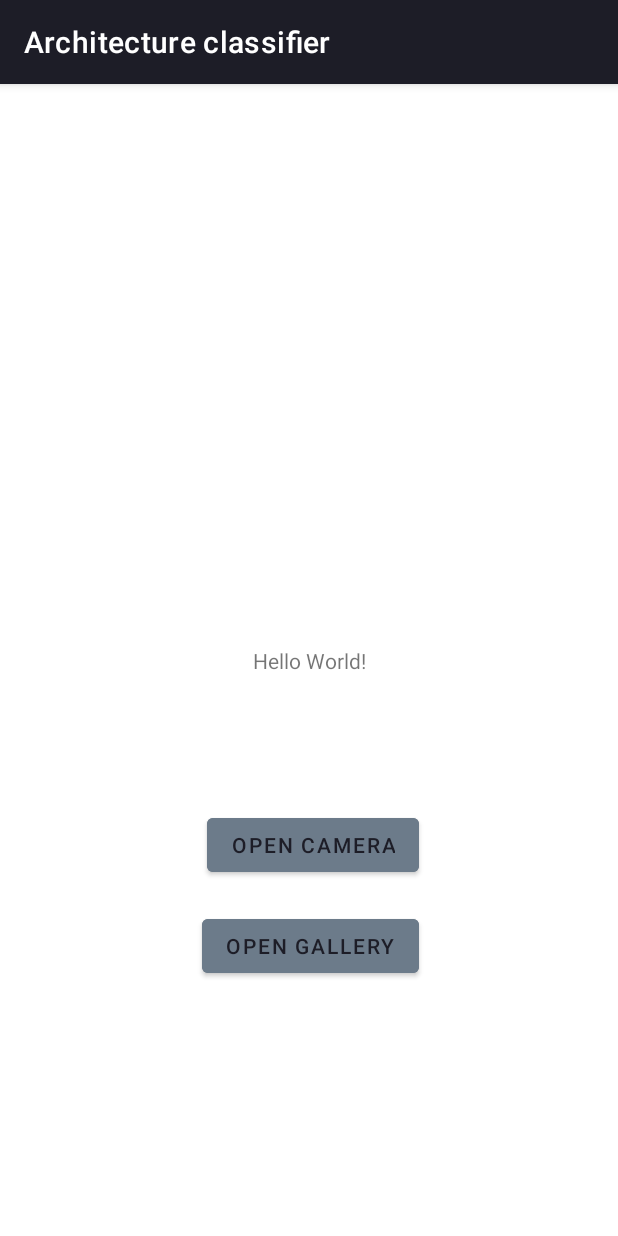
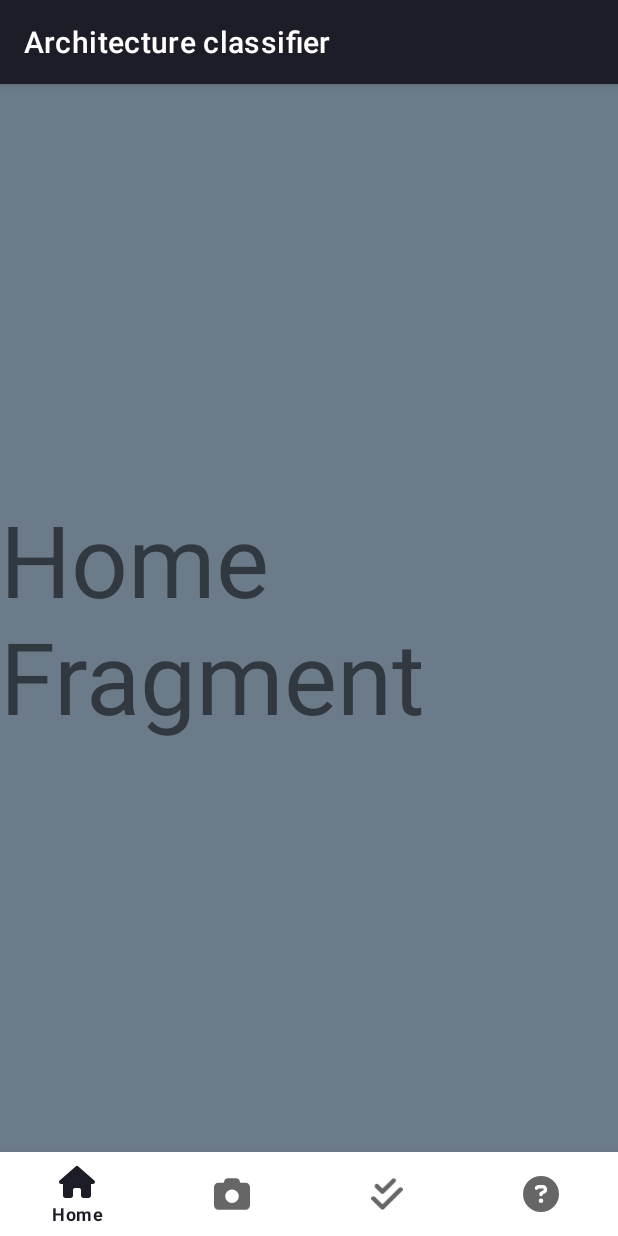
Before and after one commit to elysian-projects/architecture-classifier, an Android app: the screen it shows after launch (MainActivity), on a phone screen of 412 x 824 dp. Run offline under Robolectric (Android 15) with nearby library versions, the phone set to English and light mode, and no system bars.

Commit message:
init: add navbar

```diff
--- a/app/app/build.gradle
+++ b/app/app/build.gradle
@@ -32,6 +32,7 @@ android {
     }
     buildFeatures {
         mlModelBinding true
+        viewBinding true
     }
 }
 
--- a/app/app/src/main/java/com/architecture/app/MainActivity.java
+++ b/app/app/src/main/java/com/architecture/app/MainActivity.java
@@ -16,7 +16,16 @@ import androidx.annotation.NonNull;
 import androidx.annotation.RequiresApi;
 import androidx.appcompat.app.AppCompatActivity;
 import androidx.core.app.ActivityCompat;
+import androidx.fragment.app.Fragment;
+import androidx.fragment.app.FragmentManager;
+import androidx.fragment.app.FragmentTransaction;
 
+import com.architecture.app.databinding.ActivityMainBinding;
+import com.architecture.app.databinding.ActyvityNavbarBinding;
+import com.architecture.app.fragments.CameraFragment;
+import com.architecture.app.fragments.CheckFragment;
+import com.architecture.app.fragments.HomeFragment;
+import com.architecture.app.fragments.QuestionFragment;
 import com.architecture.app.image.AbstractImageLoader;
 import com.architecture.app.image.ImageLoaderFactory;
 import com.architecture.app.image.RequestCodes;
@@ -28,6 +37,8 @@ public class MainActivity extends AppCompatActivity {
     private Button _galleryButton;
     private TextView _label;
     private ImageView _image;
+
+    ActyvityNavbarBinding binding;
 
     @RequiresApi(api = Build.VERSION_CODES.TIRAMISU)
     @Override
@@ -50,6 +61,39 @@ public class MainActivity extends AppCompatActivity {
                 startActivityForResult(Intent.createChooser(intent, "Select picture"), RequestCodes.GALLERY);
             }
         );
+
+        binding = ActyvityNavbarBinding.inflate(getLayoutInflater());
+        setContentView(binding.getRoot());
+        replaceFragment(new HomeFragment());
+
+        binding.bottomNavigationView.setOnItemSelectedListener(item -> {
+
+            switch (item.getItemId()) {
+                case R.id.home:
+                    replaceFragment(new HomeFragment());
+                    break;
+                case R.id.camera:
+                    replaceFragment(new CameraFragment());
+                    break;
+                case R.id.check:
+                    replaceFragment(new CheckFragment());
+                    break;
+                case R.id.question:
+                    replaceFragment(new QuestionFragment());
+                    break;
+            }
+
+            return true;
+        });
+    }
+
+    private void replaceFragment(Fragment fragment) {
+
+        FragmentManager fragmentManager = getSupportFragmentManager();
+        FragmentTransaction fragmentTransaction = fragmentManager.beginTransaction();
+        fragmentTransaction.replace(R.id.frame_layout,fragment);
+        fragmentTransaction.commit();
+
     }
 
     @SuppressLint("SetTextI18n")
--- /dev/null
+++ b/app/app/src/main/java/com/architecture/app/fragments/HomeFragment.java
@@ -0,0 +1,66 @@
+package com.architecture.app.fragments;
+
+import android.os.Bundle;
+
+import androidx.fragment.app.Fragment;
+
+import android.view.LayoutInflater;
+import android.view.View;
+import android.view.ViewGroup;
+
+import com.architecture.app.R;
+
+/**
+ * A simple {@link Fragment} subclass.
+ * Use the {@link HomeFragment#newInstance} factory method to
+ * create an instance of this fragment.
+ */
+public class HomeFragment extends Fragment {
+
+    // TODO: Rename parameter arguments, choose names that match
+    // the fragment initialization parameters, e.g. ARG_ITEM_NUMBER
+    private static final String ARG_PARAM1 = "param1";
+    private static final String ARG_PARAM2 = "param2";
+
+    // TODO: Rename and change types of parameters
+    private String mParam1;
+    private String mParam2;
+
+    public HomeFragment() {
+        // Required empty public constructor
+    }
+
+    /**
+     * Use this factory method to create a new instance of
+     * this fragment using the provided parameters.
+     *
+     * @param param1 Parameter 1.
+     * @param param2 Parameter 2.
+     * @return A new instance of fragment HomeFragment.
+     */
+    // TODO: Rename and change types and number of parameters
+    public static HomeFragment newInstance(String param1, String param2) {
+        HomeFragment fragment = new HomeFragment();
+        Bundle args = new Bundle();
+        args.putString(ARG_PARAM1, param1);
+        args.putString(ARG_PARAM2, param2);
+        fragment.setArguments(args);
+        return fragment;
+    }
+
+    @Override
+    public void onCreate(Bundle savedInstanceState) {
+        super.onCreate(savedInstanceState);
+        if (getArguments() != null) {
+            mParam1 = getArguments().getString(ARG_PARAM1);
+            mParam2 = getArguments().getString(ARG_PARAM2);
+        }
+    }
+
+    @Override
+    public View onCreateView(LayoutInflater inflater, ViewGroup container,
+                             Bundle savedInstanceState) {
+        // Inflate the layout for this fragment
+        return inflater.inflate(R.layout.fragment_home, container, false);
+    }
+}
--- /dev/null
+++ b/app/app/src/main/res/drawable/camera.xml
@@ -0,0 +1,9 @@
+<vector xmlns:android="http://schemas.android.com/apk/res/android"
+    android:width="512dp"
+    android:height="512dp"
+    android:viewportWidth="512"
+    android:viewportHeight="512">
+  <path
+      android:fillColor="#FF000000"
+      android:pathData="M149.1,64.8L138.7,96H64C28.7,96 0,124.7 0,160V416c0,35.3 28.7,64 64,64H448c35.3,0 64,-28.7 64,-64V160c0,-35.3 -28.7,-64 -64,-64H373.3L362.9,64.8C356.4,45.2 338.1,32 317.4,32H194.6c-20.7,0 -39,13.2 -45.5,32.8zM256,192a96,96 0,1 1,0 192,96 96,0 1,1 0,-192z"/>
+</vector>
--- /dev/null
+++ b/app/app/src/main/res/drawable/check_double.xml
@@ -0,0 +1,9 @@
+<vector xmlns:android="http://schemas.android.com/apk/res/android"
+    android:width="448dp"
+    android:height="512dp"
+    android:viewportWidth="448"
+    android:viewportHeight="512">
+  <path
+      android:fillColor="#FF000000"
+      android:pathData="M342.6,86.6c12.5,-12.5 12.5,-32.8 0,-45.3s-32.8,-12.5 -45.3,0L160,178.7l-57.4,-57.4c-12.5,-12.5 -32.8,-12.5 -45.3,0s-12.5,32.8 0,45.3l80,80c12.5,12.5 32.8,12.5 45.3,0l160,-160zM438.6,214.6c12.5,-12.5 12.5,-32.8 0,-45.3s-32.8,-12.5 -45.3,0L160,402.7 54.6,297.4c-12.5,-12.5 -32.8,-12.5 -45.3,0s-12.5,32.8 0,45.3l128,128c12.5,12.5 32.8,12.5 45.3,0l256,-256z"/>
+</vector>
--- /dev/null
+++ b/app/app/src/main/res/drawable/circle_question.xml
@@ -0,0 +1,9 @@
+<vector xmlns:android="http://schemas.android.com/apk/res/android"
+    android:width="512dp"
+    android:height="512dp"
+    android:viewportWidth="512"
+    android:viewportHeight="512">
+  <path
+      android:fillColor="#FF000000"
+      android:pathData="M256,512A256,256 0,1 0,256 0a256,256 0,1 0,0 512zM169.8,165.3c7.9,-22.3 29.1,-37.3 52.8,-37.3h58.3c34.9,0 63.1,28.3 63.1,63.1c0,22.6 -12.1,43.5 -31.7,54.8L280,264.4c-0.2,13 -10.9,23.6 -24,23.6c-13.3,0 -24,-10.7 -24,-24V250.5c0,-8.6 4.6,-16.5 12.1,-20.8l44.3,-25.4c4.7,-2.7 7.6,-7.7 7.6,-13.1c0,-8.4 -6.8,-15.1 -15.1,-15.1H222.6c-3.4,0 -6.4,2.1 -7.5,5.3l-0.4,1.2c-4.4,12.5 -18.2,19 -30.6,14.6s-19,-18.2 -14.6,-30.6l0.4,-1.2zM224,352a32,32 0,1 1,64 0,32 32,0 1,1 -64,0z"/>
+</vector>
--- /dev/null
+++ b/app/app/src/main/res/drawable/home.xml
@@ -0,0 +1,9 @@
+<vector xmlns:android="http://schemas.android.com/apk/res/android"
+    android:width="576dp"
+    android:height="512dp"
+    android:viewportWidth="576"
+    android:viewportHeight="512">
+  <path
+      android:fillColor="#FF000000"
+      android:pathData="M575.8,255.5c0,18 -15,32.1 -32,32.1h-32l0.7,160.2c0,2.7 -0.2,5.4 -0.5,8.1V472c0,22.1 -17.9,40 -40,40H456c-1.1,0 -2.2,0 -3.3,-0.1c-1.4,0.1 -2.8,0.1 -4.2,0.1H416,392c-22.1,0 -40,-17.9 -40,-40V448,384c0,-17.7 -14.3,-32 -32,-32H256c-17.7,0 -32,14.3 -32,32v64,24c0,22.1 -17.9,40 -40,40H160,128.1c-1.5,0 -3,-0.1 -4.5,-0.2c-1.2,0.1 -2.4,0.2 -3.6,0.2H104c-22.1,0 -40,-17.9 -40,-40V360c0,-0.9 0,-1.9 0.1,-2.8V287.6H32c-18,0 -32,-14 -32,-32.1c0,-9 3,-17 10,-24L266.4,8c7,-7 15,-8 22,-8s15,2 21,7L564.8,231.5c8,7 12,15 11,24z"/>
+</vector>
--- /dev/null
+++ b/app/app/src/main/res/layout/actyvity_navbar.xml
@@ -0,0 +1,26 @@
+<?xml version="1.0" encoding="utf-8"?>
+<androidx.constraintlayout.widget.ConstraintLayout xmlns:android="http://schemas.android.com/apk/res/android"
+    xmlns:app="http://schemas.android.com/apk/res-auto"
+    android:layout_width="match_parent"
+    android:layout_height="match_parent">
+
+    <FrameLayout
+        android:id="@+id/frame_layout"
+        android:layout_width="0dp"
+        android:layout_height="0dp"
+        app:layout_constraintBottom_toTopOf="@+id/bottomNavigationView"
+        app:layout_constraintEnd_toEndOf="parent"
+        app:layout_constraintStart_toStartOf="parent"
+        app:layout_constraintTop_toTopOf="parent">
+
+    </FrameLayout>
+
+    <com.google.android.material.bottomnavigation.BottomNavigationView
+        android:id="@+id/bottomNavigationView"
+        android:layout_width="match_parent"
+        android:layout_height="wrap_content"
+        app:layout_constraintBottom_toBottomOf="parent"
+        app:layout_constraintEnd_toEndOf="parent"
+        app:layout_constraintStart_toStartOf="parent"
+        app:menu="@menu/navbar"/>
+</androidx.constraintlayout.widget.ConstraintLayout>
--- /dev/null
+++ b/app/app/src/main/res/layout/fragment_home.xml
@@ -0,0 +1,17 @@
+<?xml version="1.0" encoding="utf-8"?>
+<FrameLayout xmlns:android="http://schemas.android.com/apk/res/android"
+    xmlns:tools="http://schemas.android.com/tools"
+    android:layout_width="match_parent"
+    android:layout_height="match_parent"
+    android:background="@color/gray_light"
+    tools:context=".fragments.HomeFragment">
+
+    <!-- TODO: Update blank fragment layout -->
+    <TextView
+        android:layout_width="wrap_content"
+        android:layout_height="wrap_content"
+        android:text="Home Fragment"
+        android:textSize="100px"
+        android:layout_gravity="center"/>
+
+</FrameLayout>
--- /dev/null
+++ b/app/app/src/main/res/menu/navbar.xml
@@ -0,0 +1,20 @@
+<?xml version="1.0" encoding="utf-8"?>
+<menu xmlns:android="http://schemas.android.com/apk/res/android">
+
+    <item
+        android:icon="@drawable/home"
+        android:id="@+id/home"
+        android:title="Home"/>
+    <item
+        android:icon="@drawable/camera"
+        android:id="@+id/camera"
+        android:title="Camera"/>
+    <item
+        android:icon="@drawable/check_double"
+        android:id="@+id/check"
+        android:title="Check"/>
+    <item
+        android:icon="@drawable/circle_question"
+        android:id="@+id/question"
+        android:title="Question"/>
+</menu>
--- a/app/app/src/main/res/values/strings.xml
+++ b/app/app/src/main/res/values/strings.xml
@@ -1,3 +1,5 @@
 <resources>
     <string name="app_name">Architecture classifier</string>
+    <!-- TODO: Remove or change this placeholder text -->
+    <string name="hello_blank_fragment">Hello blank fragment</string>
 </resources>
```
Also changed, not shown: app/app/src/main/java/com/architecture/app/fragments/CameraFragment.java (added, +66 -0 lines), app/app/src/main/java/com/architecture/app/fragments/CheckFragment.java (added, +66 -0 lines), app/app/src/main/java/com/architecture/app/fragments/QuestionFragment.java (added, +66 -0 lines), app/app/src/main/res/layout/fragment_camera.xml (added, +17 -0 lines), app/app/src/main/res/layout/fragment_check.xml (added, +17 -0 lines), app/app/src/main/res/layout/fragment_question.xml (added, +17 -0 lines).
